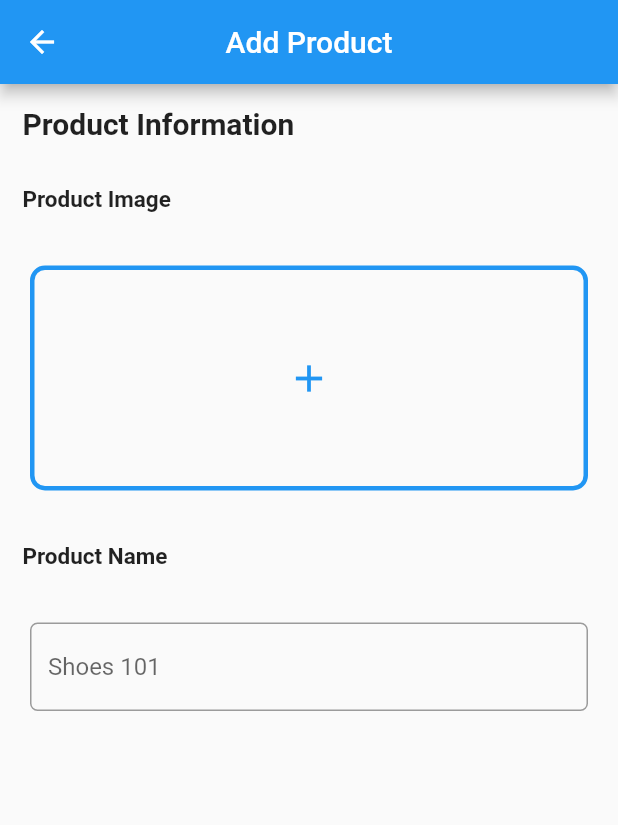
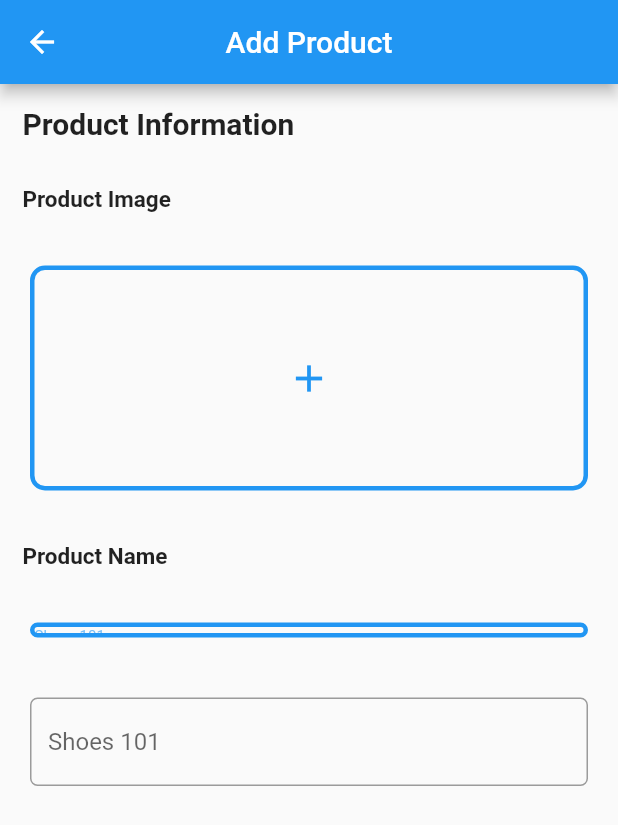
Before and after one commit to jeniastina/tugas2_jeni, a Flutter app: the screen it shows after launch, on a phone screen of 412 x 824 dp. Shown: the top 825 px of the screen. Run offline on Flutter 3.47's test engine with Material 2 defaults, Android fonts, the phone set to English and light mode, and no system bars.

```diff
--- a/lib/main.dart
+++ b/lib/main.dart
@@ -73,6 +73,19 @@ class MyHomePage extends StatelessWidget {
           ),
           Container(
             margin: EdgeInsets.all(20),
+            width: 100,
+            height: 10,
+            decoration: BoxDecoration(
+              border: Border.all(
+                color: Colors.blue,
+                width: 3,
+              ),
+              borderRadius: BorderRadius.circular(10),
+            ),
+            child: Text('''Shoes 101''', style: TextStyle(color: Colors.blue.withOpacity(0.6), fontSize: 10)),
+          ),
+          Container(
+            margin: EdgeInsets.all(20),
             child: TextFormField(
                 decoration: new InputDecoration(
               hintText: "Shoes 101",
```
Also changed, not shown: 1 other file.
